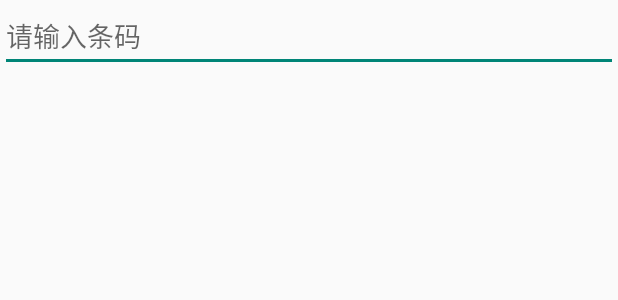
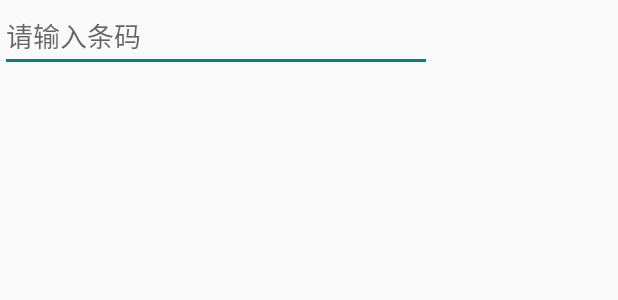
Before and after one commit to LonelyPriest/SDiabloFix, an Android app: the layout fragment_stock_fix.xml on its own in the app's theme, with its tools: preview values and no code run, on a phone screen of 412 x 824 dp. Shown: the top 300 px of the screen. Run offline under Robolectric (Android 15) with nearby library versions, the phone set to English and light mode, and no system bars; plain views replace BootstrapButton, BootstrapEditText, SwipyRefreshLayout.

Commit message:
fit bugs

```diff
--- a/app/src/main/java/com/sdiablofix/dt/sdiablofix/utils/DiabloEnum.java
+++ b/app/src/main/java/com/sdiablofix/dt/sdiablofix/utils/DiabloEnum.java
@@ -42,7 +42,7 @@ public class DiabloEnum {
     public static final Integer HTTP_OK = 200;
 
     public static final Integer DEFAULT_PAGE = 1;
-    public static final Integer DEFAULT_ITEMS_PER_PAGE = 20;
+    public static final Integer DEFAULT_ITEMS_PER_PAGE = 5;
     public static final Integer START_DEFAULT_INDEX = 1;
 
     //tag
--- a/app/src/main/java/com/sdiablofix/dt/sdiablofix/utils/DiabloError.java
+++ b/app/src/main/java/com/sdiablofix/dt/sdiablofix/utils/DiabloError.java
@@ -38,6 +38,7 @@ public class DiabloError {
             mErrors.put(9001, r.getString(R.string.database_error));
             mErrors.put(9901, r.getString(R.string.empty_barcode_stock));
             mErrors.put(9902, r.getString(R.string.empty_good_big_type));
+            mErrors.put(9903, r.getString(R.string.failed_to_fetch_stock));
 
             mErrors.put(1105, r.getString(R.string.login_user_active));
             mErrors.put(1106, r.getString(R.string.login_exceed_user));
--- a/app/src/main/res/layout/fragment_stock_fix.xml
+++ b/app/src/main/res/layout/fragment_stock_fix.xml
@@ -56,7 +56,19 @@
         android:inputType="number"
         android:layout_width="0dp"
         android:layout_height="wrap_content"
-        android:layout_weight="0.8"/>
+        android:layout_weight="0.7"/>
+
+    <TextView
+        android:id="@+id/fix_count"
+        android:layout_width="0dp"
+        android:layout_height="wrap_content"
+        android:layout_weight="0.3"
+        android:textColor="@color/red"
+        android:textSize="20sp"
+        android:textStyle="bold"
+        android:includeFontPadding="false"
+        android:gravity="center_vertical"
+        android:maxLines="1"/>
 
     <!--<com.beardedhen.androidbootstrap.BootstrapEditText-->
         <!--android:id="@+id/fix_stock_amount"-->
--- a/app/src/main/res/values/strings.xml
+++ b/app/src/main/res/values/strings.xml
@@ -83,6 +83,7 @@
 
   <string name="empty_barcode_stock">该条码对应的库存不存在，请确认条码是否正确</string>
   <string name="empty_good_big_type">系统没有定义货品大类，请定义货品大类后再进行操作</string>
+  <string name="failed_to_fetch_stock">获取库存失败，请重试</string>
 
   <string name="failed_to_get_user_info">获取用户权限信息失败</string>
   <string name="failed_to_get_employee">获取员工信息失败</string>
```
Also changed, not shown: app/src/main/java/com/sdiablofix/dt/sdiablofix/fragment/BatchStockFix.java (+34 -23 lines), app/src/main/java/com/sdiablofix/dt/sdiablofix/utils/DiabloList.java (added, +76 -0 lines).
